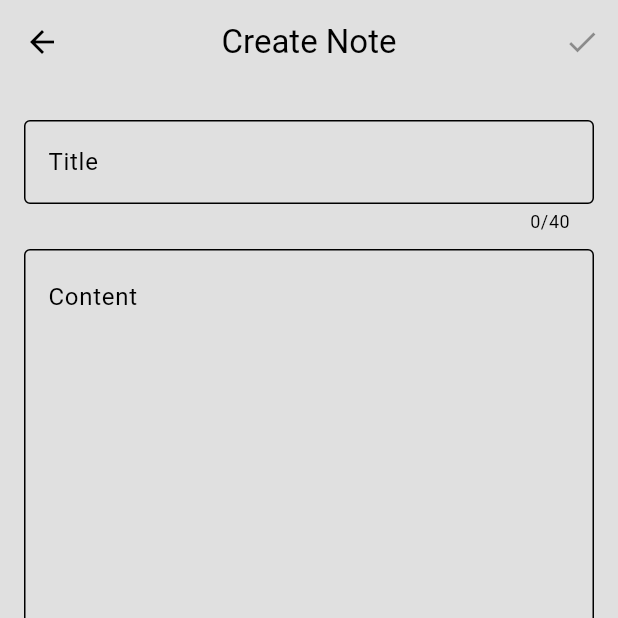
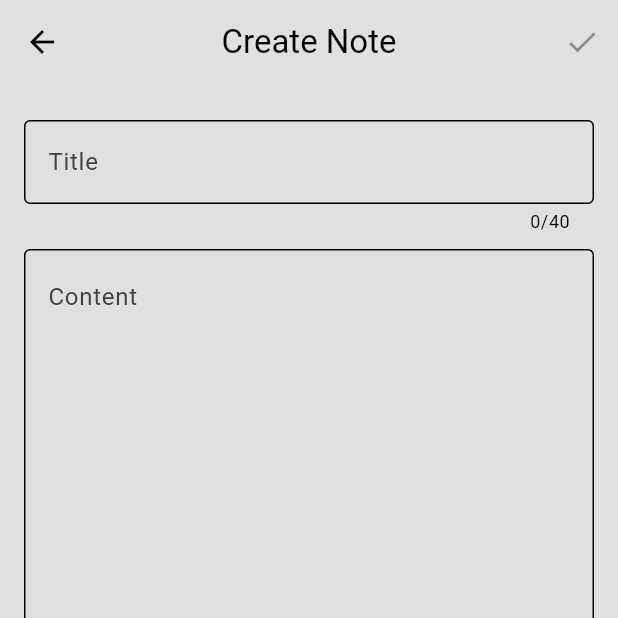
Before and after one commit to lechsebastian/notes, a Flutter app: the DetailsNotePage screen opened directly, on a phone screen of 412 x 824 dp, the top half of it. Run offline on Flutter 3.47's test engine with Material 3 defaults, Android fonts, the phone set to English and light mode, and no system bars; our stand-ins replace auto_size_text, google_fonts, isar, popover, shared_preferences; accounts and stored records are empty; generated files the repository leaves out were written again.

Commit message:
Change textField colors

```diff
--- a/lib/theme/theme.dart
+++ b/lib/theme/theme.dart
@@ -14,7 +14,17 @@ ThemeData lightMode = ThemeData(
     textColor: Colors.grey.shade800,
     iconColor: Colors.grey.shade800,
   ),
-  dividerColor: Colors.grey.shade300,
+  inputDecorationTheme: InputDecorationTheme(
+    focusedBorder: OutlineInputBorder(
+      borderSide: BorderSide(color: Colors.grey.shade800),
+    ),
+    labelStyle: TextStyle(color: Colors.grey.shade800),
+  ),
+  textSelectionTheme: TextSelectionThemeData(
+    cursorColor: Colors.grey.shade800,
+    selectionHandleColor: Colors.grey.shade800,
+    selectionColor: Colors.grey.shade800,
+  ),
 );
 
 ThemeData darkMode = ThemeData(
@@ -31,5 +41,15 @@ ThemeData darkMode = ThemeData(
     textColor: Colors.grey.shade300,
     iconColor: Colors.grey.shade300,
   ),
-  dividerColor: Colors.grey.shade900,
+  inputDecorationTheme: InputDecorationTheme(
+    focusedBorder: OutlineInputBorder(
+      borderSide: BorderSide(color: Colors.grey.shade300),
+    ),
+    labelStyle: TextStyle(color: Colors.grey.shade300),
+  ),
+  textSelectionTheme: TextSelectionThemeData(
+    cursorColor: Colors.grey.shade300,
+    selectionHandleColor: Colors.grey.shade300,
+    selectionColor: Colors.grey.shade300,
+  ),
 );
```
